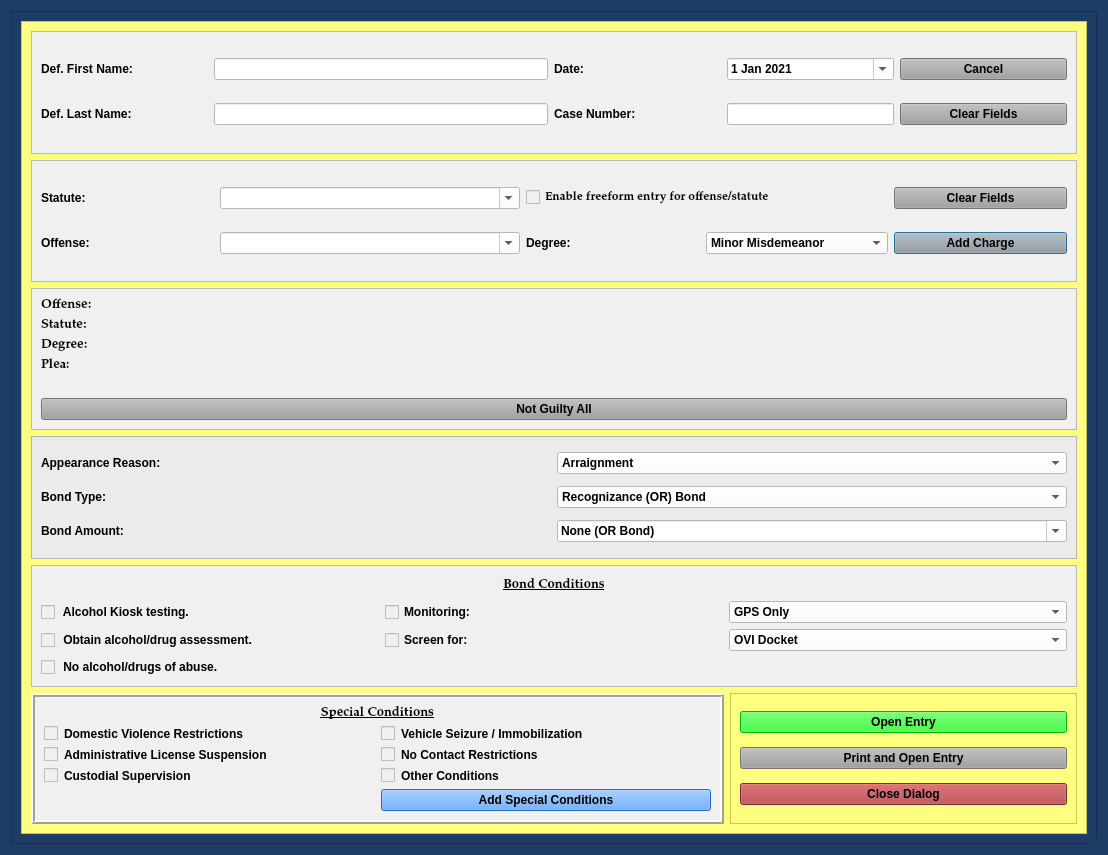
Qt form package/views/ui/NotGuiltyBondDialog.ui (HunterProgram22/MuniEntry) before a commit.
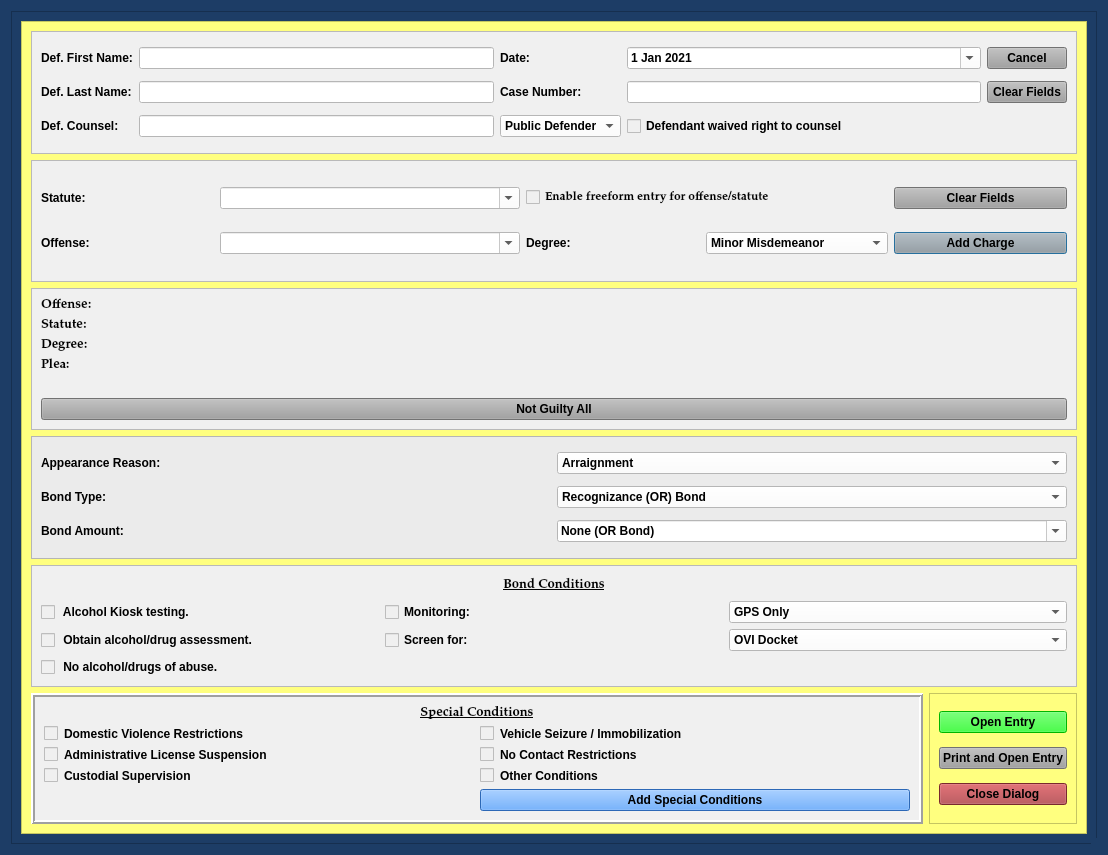
The same form after that commit.

Commit message: Updated UI and templates for def counsel box.

The edit to the form file:
```diff
--- a/package/views/ui/NotGuiltyBondDialog.ui
+++ b/package/views/ui/NotGuiltyBondDialog.ui
@@ -178,12 +178,18 @@
            <x>0</x>
            <y>0</y>
            <width>1043</width>
-           <height>819</height>
+           <height>850</height>
           </rect>
          </property>
-         <layout class="QGridLayout" name="gridLayout_9" columnstretch="2,1">
+         <layout class="QGridLayout" name="gridLayout_9">
           <item row="0" column="0" colspan="2">
-           <widget class="QFrame" name="frame_3">
+           <widget class="QFrame" name="case_name_Frame">
+            <property name="sizePolicy">
+             <sizepolicy hsizetype="Preferred" vsizetype="Preferred">
+              <horstretch>0</horstretch>
+              <verstretch>0</verstretch>
+             </sizepolicy>
+            </property>
             <property name="styleSheet">
              <string notr="true">background-color: rgb(240, 240, 240);</string>
             </property>
@@ -193,17 +199,24 @@
             <property name="frameShadow">
              <enum>QFrame::Raised</enum>
             </property>
-            <layout class="QGridLayout" name="gridLayout" columnstretch="1,2,1,1,1">
-             <item row="1" column="0">
-              <widget class="QLabel" name="label_2">
-               <property name="minimumSize">
+            <layout class="QGridLayout" name="gridLayout">
+             <item row="0" column="0">
+              <widget class="QLabel" name="label">
+               <property name="text">
+                <string>Def. First Name:</string>
+               </property>
+              </widget>
+             </item>
+             <item row="0" column="1">
+              <widget class="QLineEdit" name="defendant_first_name_lineEdit">
+               <property name="maximumSize">
                 <size>
-                 <width>141</width>
-                 <height>0</height>
+                 <width>500</width>
+                 <height>16777215</height>
                 </size>
                </property>
-               <property name="text">
-                <string>Def. Last Name:</string>
+               <property name="styleSheet">
+                <string notr="true">background-color: rgb(255, 255, 255);</string>
                </property>
               </widget>
              </item>
@@ -214,32 +227,6 @@
                </property>
               </widget>
              </item>
-             <item row="0" column="1">
-              <widget class="QLineEdit" name="defendant_first_name_lineEdit">
-               <property name="maximumSize">
-                <size>
-                 <width>500</width>
-                 <height>16777215</height>
-                </size>
-               </property>
-               <property name="styleSheet">
-                <string notr="true">background-color: rgb(255, 255, 255);</string>
-               </property>
-              </widget>
-             </item>
-             <item row="1" column="3">
-              <widget class="QLineEdit" name="case_number_lineEdit">
-               <property name="maximumSize">
-                <size>
-                 <width>500</width>
-                 <height>16777215</height>
-                </size>
-               </property>
-               <property name="styleSheet">
-                <string notr="true">background-color: rgb(255, 255, 255);</string>
-               </property>
-              </widget>
-             </item>
              <item row="0" column="3">
               <widget class="QDateEdit" name="plea_trial_date">
                <property name="focusPolicy">
@@ -267,42 +254,6 @@
                </property>
               </widget>
              </item>
-             <item row="1" column="2">
-              <widget class="QLabel" name="label_3">
-               <property name="minimumSize">
-                <size>
-                 <width>131</width>
-                 <height>0</height>
-                </size>
-               </property>
-               <property name="text">
-                <string>Case Number:</string>
-               </property>
-              </widget>
-             </item>
-             <item row="0" column="0">
-              <widget class="QLabel" name="label">
-               <property name="minimumSize">
-                <size>
-                 <width>141</width>
-                 <height>0</height>
-                </size>
-               </property>
-               <property name="text">
-                <string>Def. First Name:</string>
-               </property>
-              </widget>
-             </item>
-             <item row="1" column="1">
-              <widget class="QLineEdit" name="defendant_last_name_lineEdit">
-               <property name="enabled">
-                <bool>true</bool>
-               </property>
-               <property name="styleSheet">
-                <string notr="true">background-color: rgb(255, 255, 255);</string>
-               </property>
-              </widget>
-             </item>
              <item row="0" column="4">
               <widget class="QPushButton" name="cancel_Button">
                <property name="focusPolicy">
@@ -316,6 +267,43 @@
                </property>
               </widget>
              </item>
+             <item row="1" column="0">
+              <widget class="QLabel" name="label_2">
+               <property name="text">
+                <string>Def. Last Name:</string>
+               </property>
+              </widget>
+             </item>
+             <item row="1" column="1">
+              <widget class="QLineEdit" name="defendant_last_name_lineEdit">
+               <property name="enabled">
+                <bool>true</bool>
+               </property>
+               <property name="styleSheet">
+                <string notr="true">background-color: rgb(255, 255, 255);</string>
+               </property>
+              </widget>
+             </item>
+             <item row="1" column="2">
+              <widget class="QLabel" name="label_3">
+               <property name="text">
+                <string>Case Number:</string>
+               </property>
+              </widget>
+             </item>
+             <item row="1" column="3">
+              <widget class="QLineEdit" name="case_number_lineEdit">
+               <property name="maximumSize">
+                <size>
+                 <width>500</width>
+                 <height>16777215</height>
+                </size>
+               </property>
+               <property name="styleSheet">
+                <string notr="true">background-color: rgb(255, 255, 255);</string>
+               </property>
+              </widget>
+             </item>
              <item row="1" column="4">
               <widget class="QPushButton" name="clear_fields_case_Button">
                <property name="focusPolicy">
@@ -329,6 +317,44 @@
                </property>
               </widget>
              </item>
+             <item row="2" column="0">
+              <widget class="QLabel" name="label_24">
+               <property name="text">
+                <string>Def. Counsel:</string>
+               </property>
+              </widget>
+             </item>
+             <item row="2" column="1">
+              <widget class="QLineEdit" name="defense_counsel_name_box">
+               <property name="styleSheet">
+                <string notr="true">background-color: rgb(255, 255, 255);</string>
+               </property>
+              </widget>
+             </item>
+             <item row="2" column="2">
+              <widget class="QComboBox" name="defense_counsel_type_box">
+               <property name="styleSheet">
+                <string notr="true">background-color: rgb(255, 255, 255);</string>
+               </property>
+               <item>
+                <property name="text">
+                 <string>Public Defender</string>
+                </property>
+               </item>
+               <item>
+                <property name="text">
+                 <string>Private</string>
+                </property>
+               </item>
+              </widget>
+             </item>
+             <item row="2" column="3">
+              <widget class="QCheckBox" name="defense_counsel_waived_checkBox">
+               <property name="text">
+                <string>Defendant waived right to counsel</string>
+               </property>
+              </widget>
+             </item>
             </layout>
            </widget>
           </item>
@@ -494,6 +520,161 @@
             </layout>
            </widget>
           </item>
+          <item row="5" column="0">
+           <widget class="QFrame" name="frame_2">
+            <property name="styleSheet">
+             <string notr="true">background-color: rgb(240, 240, 240);
+border-color: rgb(0, 0, 0);</string>
+            </property>
+            <property name="frameShape">
+             <enum>QFrame::Box</enum>
+            </property>
+            <property name="frameShadow">
+             <enum>QFrame::Raised</enum>
+            </property>
+            <property name="lineWidth">
+             <number>2</number>
+            </property>
+            <layout class="QGridLayout" name="gridLayout_7" columnstretch="1,1">
+             <item row="1" column="1">
+              <widget class="QCheckBox" name="vehicle_seizure_checkBox">
+               <property name="text">
+                <string>Vehicle Seizure / Immobilization</string>
+               </property>
+              </widget>
+             </item>
+             <item row="2" column="0">
+              <widget class="QCheckBox" name="admin_license_suspension_checkBox">
+               <property name="text">
+                <string>Administrative License Suspension</string>
+               </property>
+              </widget>
+             </item>
+             <item row="0" column="0" colspan="2">
+              <widget class="QLabel" name="label_10">
+               <property name="font">
+                <font>
+                 <family>Palatino Linotype</family>
+                 <pointsize>10</pointsize>
+                 <weight>75</weight>
+                 <italic>false</italic>
+                 <bold>true</bold>
+                 <underline>true</underline>
+                </font>
+               </property>
+               <property name="text">
+                <string>Special Conditions</string>
+               </property>
+               <property name="alignment">
+                <set>Qt::AlignCenter</set>
+               </property>
+              </widget>
+             </item>
+             <item row="1" column="0">
+              <widget class="QCheckBox" name="domestic_violence_checkBox">
+               <property name="text">
+                <string>Domestic Violence Restrictions</string>
+               </property>
+              </widget>
+             </item>
+             <item row="3" column="0">
+              <widget class="QCheckBox" name="custodial_supervision_checkBox">
+               <property name="text">
+                <string>Custodial Supervision</string>
+               </property>
+              </widget>
+             </item>
+             <item row="2" column="1">
+              <widget class="QCheckBox" name="no_contact_checkBox">
+               <property name="sizePolicy">
+                <sizepolicy hsizetype="Minimum" vsizetype="Fixed">
+                 <horstretch>1</horstretch>
+                 <verstretch>0</verstretch>
+                </sizepolicy>
+               </property>
+               <property name="text">
+                <string>No Contact Restrictions</string>
+               </property>
+              </widget>
+             </item>
+             <item row="3" column="1">
+              <widget class="QCheckBox" name="other_conditions_checkBox">
+               <property name="sizePolicy">
+                <sizepolicy hsizetype="Minimum" vsizetype="Fixed">
+                 <horstretch>1</horstretch>
+                 <verstretch>0</verstretch>
+                </sizepolicy>
+               </property>
+               <property name="text">
+                <string>Other Conditions</string>
+               </property>
+              </widget>
+             </item>
+             <item row="4" column="1">
+              <widget class="QPushButton" name="add_special_conditions_Button">
+               <property name="styleSheet">
+                <string notr="true">background-color: rgb(62, 146, 255)</string>
+               </property>
+               <property name="text">
+                <string>Add Special Conditions</string>
+               </property>
+               <property name="autoDefault">
+                <bool>false</bool>
+               </property>
+              </widget>
+             </item>
+            </layout>
+           </widget>
+          </item>
+          <item row="5" column="1">
+           <widget class="QFrame" name="frame_8">
+            <property name="styleSheet">
+             <string notr="true">
+background-color: rgb(255, 255, 127);</string>
+            </property>
+            <property name="frameShape">
+             <enum>QFrame::StyledPanel</enum>
+            </property>
+            <property name="frameShadow">
+             <enum>QFrame::Raised</enum>
+            </property>
+            <layout class="QGridLayout" name="gridLayout_10">
+             <item row="3" column="0">
+              <widget class="QPushButton" name="close_dialog_Button">
+               <property name="styleSheet">
+                <string notr="true">background-color: rgb(170, 58, 63);</string>
+               </property>
+               <property name="text">
+                <string>Close Dialog</string>
+               </property>
+              </widget>
+             </item>
+             <item row="1" column="0">
+              <widget class="QPushButton" name="print_entry_Button">
+               <property name="styleSheet">
+                <string notr="true">background-color: rgb(160, 160, 160);</string>
+               </property>
+               <property name="text">
+                <string>Print and Open Entry</string>
+               </property>
+              </widget>
+             </item>
+             <item row="0" column="0">
+              <widget class="QPushButton" name="create_entry_Button">
+               <property name="styleSheet">
+                <string notr="true">background-color: rgb(0, 255, 0);</string>
+               </property>
+               <property name="text">
+                <string>Open Entry</string>
+               </property>
+               <property name="autoDefault">
+                <bool>false</bool>
+               </property>
+              </widget>
+             </item>
+            </layout>
+           </widget>
+          </item>
           <item row="2" column="0" colspan="2">
            <widget class="QFrame" name="frame_6">
             <property name="styleSheet">
@@ -877,161 +1058,6 @@
             </layout>
            </widget>
           </item>
-          <item row="5" column="0">
-           <widget class="QFrame" name="frame_2">
-            <property name="styleSheet">
-             <string notr="true">background-color: rgb(240, 240, 240);
-border-color: rgb(0, 0, 0);</string>
-            </property>
-            <property name="frameShape">
-             <enum>QFrame::Box</enum>
-            </property>
-            <property name="frameShadow">
-             <enum>QFrame::Raised</enum>
-            </property>
-            <property name="lineWidth">
-             <number>2</number>
-            </property>
-            <layout class="QGridLayout" name="gridLayout_7" columnstretch="1,1">
-             <item row="1" column="1">
-              <widget class="QCheckBox" name="vehicle_seizure_checkBox">
-               <property name="text">
-                <string>Vehicle Seizure / Immobilization</string>
-               </property>
-              </widget>
-             </item>
-             <item row="2" column="0">
-              <widget class="QCheckBox" name="admin_license_suspension_checkBox">
-               <property name="text">
-                <string>Administrative License Suspension</string>
-               </property>
-              </widget>
-             </item>
-             <item row="0" column="0" colspan="2">
-              <widget class="QLabel" name="label_10">
-               <property name="font">
-                <font>
-                 <family>Palatino Linotype</family>
-                 <pointsize>10</pointsize>
-                 <weight>75</weight>
-                 <italic>false</italic>
-                 <bold>true</bold>
-                 <underline>true</underline>
-                </font>
-               </property>
-               <property name="text">
-                <string>Special Conditions</string>
-               </property>
-               <property name="alignment">
-                <set>Qt::AlignCenter</set>
-               </property>
-              </widget>
-             </item>
-             <item row="1" column="0">
-              <widget class="QCheckBox" name="domestic_violence_checkBox">
-               <property name="text">
-                <string>Domestic Violence Restrictions</string>
-               </property>
-              </widget>
-             </item>
-             <item row="3" column="0">
-              <widget class="QCheckBox" name="custodial_supervision_checkBox">
-               <property name="text">
-                <string>Custodial Supervision</string>
-               </property>
-              </widget>
-             </item>
-             <item row="2" column="1">
-              <widget class="QCheckBox" name="no_contact_checkBox">
-               <property name="sizePolicy">
-                <sizepolicy hsizetype="Minimum" vsizetype="Fixed">
-                 <horstretch>1</horstretch>
-                 <verstretch>0</verstretch>
-                </sizepolicy>
-               </property>
-               <property name="text">
-                <string>No Contact Restrictions</string>
-               </property>
-              </widget>
-             </item>
-             <item row="3" column="1">
-              <widget class="QCheckBox" name="other_conditions_checkBox">
-               <property name="sizePolicy">
-                <sizepolicy hsizetype="Minimum" vsizetype="Fixed">
-                 <horstretch>1</horstretch>
-                 <verstretch>0</verstretch>
-                </sizepolicy>
-               </property>
-               <property name="text">
-                <string>Other Conditions</string>
-               </property>
-              </widget>
-             </item>
-             <item row="4" column="1">
-              <widget class="QPushButton" name="add_special_conditions_Button">
-               <property name="styleSheet">
-                <string notr="true">background-color: rgb(62, 146, 255)</string>
-               </property>
-               <property name="text">
-                <string>Add Special Conditions</string>
-               </property>
-               <property name="autoDefault">
-                <bool>false</bool>
-               </property>
-              </widget>
-             </item>
-            </layout>
-           </widget>
-          </item>
-          <item row="5" column="1">
-           <widget class="QFrame" name="frame_8">
-            <property name="styleSheet">
-             <string notr="true">
-background-color: rgb(255, 255, 127);</string>
-            </property>
-            <property name="frameShape">
-             <enum>QFrame::StyledPanel</enum>
-            </property>
-            <property name="frameShadow">
-             <enum>QFrame::Raised</enum>
-            </property>
-            <layout class="QGridLayout" name="gridLayout_10">
-             <item row="3" column="0">
-              <widget class="QPushButton" name="close_dialog_Button">
-               <property name="styleSheet">
-                <string notr="true">background-color: rgb(170, 58, 63);</string>
-               </property>
-               <property name="text">
-                <string>Close Dialog</string>
-               </property>
-              </widget>
-             </item>
-             <item row="1" column="0">
-              <widget class="QPushButton" name="print_entry_Button">
-               <property name="styleSheet">
-                <string notr="true">background-color: rgb(160, 160, 160);</string>
-               </property>
-               <property name="text">
-                <string>Print and Open Entry</string>
-               </property>
-              </widget>
-             </item>
-             <item row="0" column="0">
-              <widget class="QPushButton" name="create_entry_Button">
-               <property name="styleSheet">
-                <string notr="true">background-color: rgb(0, 255, 0);</string>
-               </property>
-               <property name="text">
-                <string>Open Entry</string>
-               </property>
-               <property name="autoDefault">
-                <bool>false</bool>
-               </property>
-              </widget>
-             </item>
-            </layout>
-           </widget>
-          </item>
          </layout>
         </widget>
        </widget>
```
Left out of the diff: 3 changed lines with no effect on the pictures. The commit also changes 16 other files.
